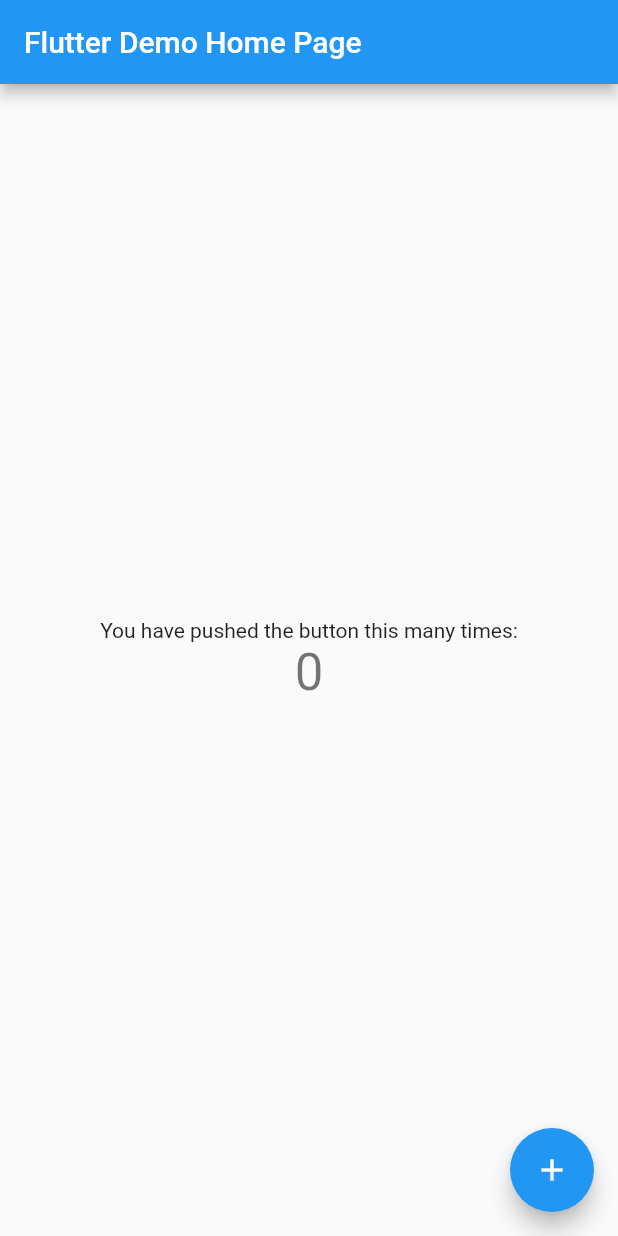
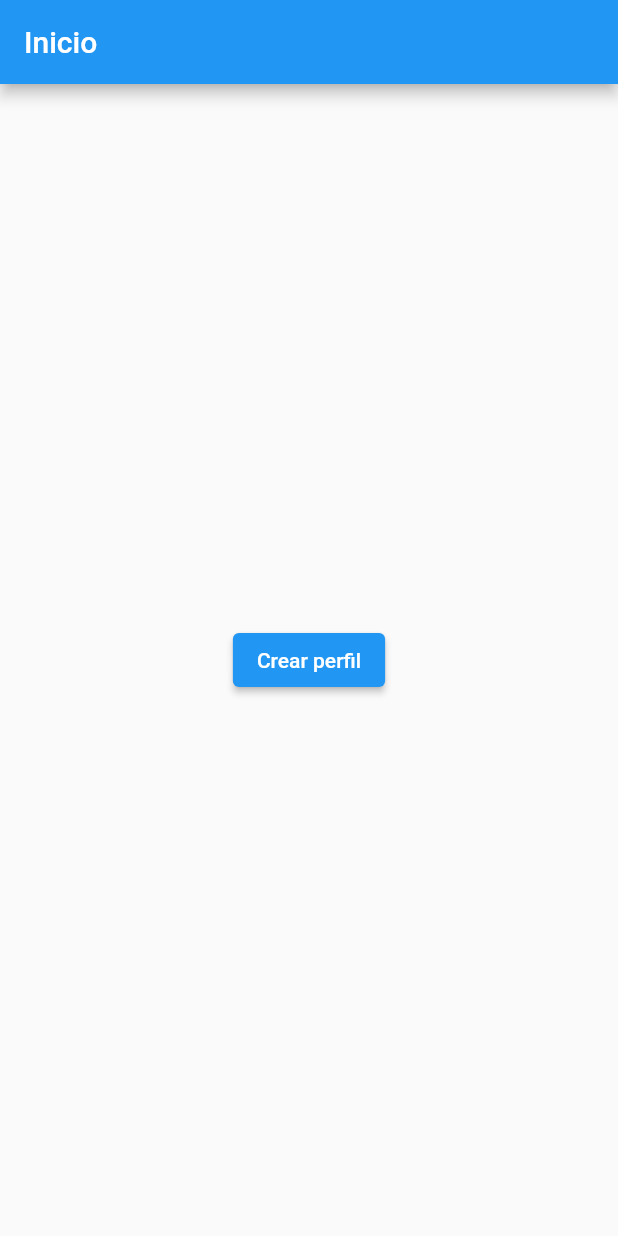
Before and after one commit to erickromo117/USERAPP, a Flutter app: the screen it shows after launch, on a phone screen of 412 x 824 dp. Run offline on Flutter 3.47's test engine with Material 2 defaults, Android fonts, the phone set to English and light mode, and no system bars.

Commit message:
adding-features

```diff
--- /dev/null
+++ b/userapp/lib/home_screen.dart
@@ -0,0 +1,24 @@
+import 'package:flutter/material.dart';
+import 'create_profile_screen.dart';
+
+class HomeScreen extends StatelessWidget {
+  const HomeScreen({Key? key}) : super(key: key);
+
+  @override
+  Widget build(BuildContext context) {
+    return Scaffold(
+      appBar: AppBar(title: const Text('Inicio')),
+      body: Center(
+        child: ElevatedButton(
+          onPressed: () {
+            Navigator.push(
+              context,
+              MaterialPageRoute(builder: (context) => const CreateProfileScreen()),
+            );
+          },
+          child: const Text('Crear perfil'),
+        ),
+      ),
+    );
+  }
+}
--- a/userapp/lib/main.dart
+++ b/userapp/lib/main.dart
@@ -1,115 +1,20 @@
 import 'package:flutter/material.dart';
 
+import 'home_screen.dart';
+
 void main() {
-  runApp(const MyApp());
+  runApp(const PerfilApp());
 }
 
-class MyApp extends StatelessWidget {
-  const MyApp({super.key});
+class PerfilApp extends StatelessWidget {
+  const PerfilApp({Key? key}) : super(key: key);
 
-  // This widget is the root of your application.
   @override
   Widget build(BuildContext context) {
     return MaterialApp(
-      title: 'Flutter Demo',
-      theme: ThemeData(
-        // This is the theme of your application.
-        //
-        // Try running your application with "flutter run". You'll see the
-        // application has a blue toolbar. Then, without quitting the app, try
-        // changing the primarySwatch below to Colors.green and then invoke
-        // "hot reload" (press "r" in the console where you ran "flutter run",
-        // or simply save your changes to "hot reload" in a Flutter IDE).
-        // Notice that the counter didn't reset back to zero; the application
-        // is not restarted.
-        primarySwatch: Colors.blue,
-      ),
-      home: const MyHomePage(title: 'Flutter Demo Home Page'),
+      title: 'Perfil App',
+      theme: ThemeData(primarySwatch: Colors.blue),
+      home: const HomeScreen(),
     );
   }
 }
-
-class MyHomePage extends StatefulWidget {
-  const MyHomePage({super.key, required this.title});
-
-  // This widget is the home page of your application. It is stateful, meaning
-  // that it has a State object (defined below) that contains fields that affect
-  // how it looks.
-
-  // This class is the configuration for the state. It holds the values (in this
-  // case the title) provided by the parent (in this case the App widget) and
-  // used by the build method of the State. Fields in a Widget subclass are
-  // always marked "final".
-
-  final String title;
-
-  @override
-  State<MyHomePage> createState() => _MyHomePageState();
-}
-
-class _MyHomePageState extends State<MyHomePage> {
-  int _counter = 0;
-
-  void _incrementCounter() {
-    setState(() {
-      // This call to setState tells the Flutter framework that something has
-      // changed in this State, which causes it to rerun the build method below
-      // so that the display can reflect the updated values. If we changed
-      // _counter without calling setState(), then the build method would not be
-      // called again, and so nothing would appear to happen.
-      _counter++;
-    });
-  }
-
-  @override
-  Widget build(BuildContext context) {
-    // This method is rerun every time setState is called, for instance as done
-    // by the _incrementCounter method above.
-    //
-    // The Flutter framework has been optimized to make rerunning build methods
-    // fast, so that you can just rebuild anything that needs updating rather
-    // than having to individually change instances of widgets.
-    return Scaffold(
-      appBar: AppBar(
-        // Here we take the value from the MyHomePage object that was created by
-        // the App.build method, and use it to set our appbar title.
-        title: Text(widget.title),
-      ),
-      body: Center(
-        // Center is a layout widget. It takes a single child and positions it
-        // in the middle of the parent.
-        child: Column(
-          // Column is also a layout widget. It takes a list of children and
-          // arranges them vertically. By default, it sizes itself to fit its
-          // children horizontally, and tries to be as tall as its parent.
-          //
-          // Invoke "debug painting" (press "p" in the console, choose the
-          // "Toggle Debug Paint" action from the Flutter Inspector in Android
-          // Studio, or the "Toggle Debug Paint" command in Visual Studio Code)
-          // to see the wireframe for each widget.
-          //
-          // Column has various properties to control how it sizes itself and
-          // how it positions its children. Here we use mainAxisAlignment to
-          // center the children vertically; the main axis here is the vertical
-          // axis because Columns are vertical (the cross axis would be
-          // horizontal).
-          mainAxisAlignment: MainAxisAlignment.center,
-          children: <Widget>[
-            const Text(
-              'You have pushed the button this many times:',
-            ),
-            Text(
-              '$_counter',
-              style: Theme.of(context).textTheme.headlineMedium,
-            ),
-          ],
-        ),
-      ),
-      floatingActionButton: FloatingActionButton(
-        onPressed: _incrementCounter,
-        tooltip: 'Increment',
-        child: const Icon(Icons.add),
-      ), // This trailing comma makes auto-formatting nicer for build methods.
-    );
-  }
-}
```
Also changed, not shown: userapp/lib/create_profile_screen.dart (added, +58 -0 lines), userapp/lib/profile_screen.dart (added, +39 -0 lines).
